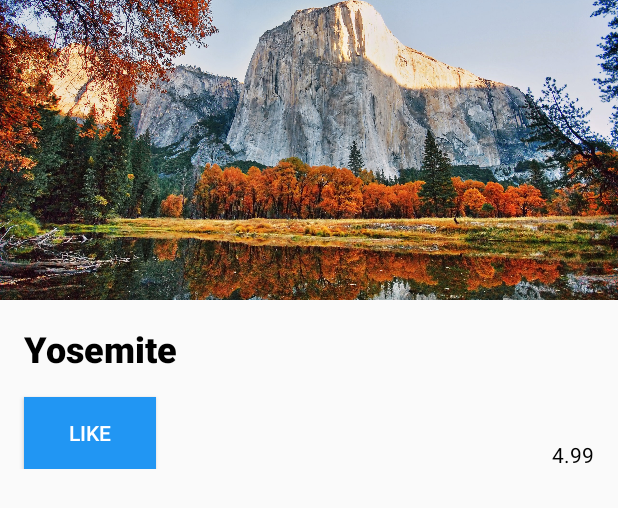
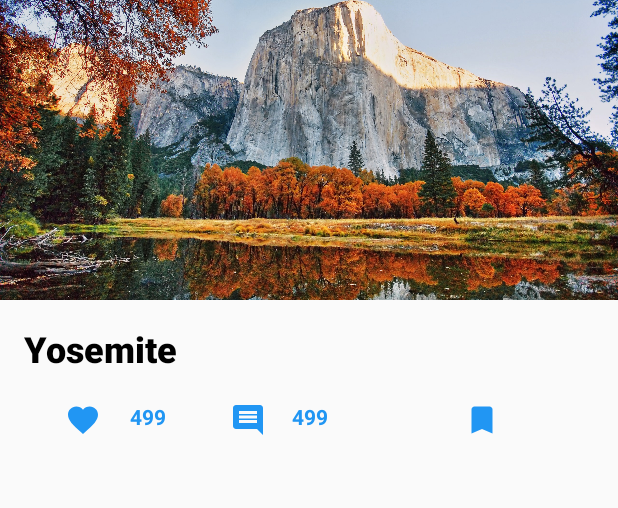
Before and after one commit to LoadLoller/Mobile_Assignment2, an Android app: the layout a_single_stamp_row.xml on its own in the app's theme, with its tools: preview values and no code run, on a phone screen of 412 x 824 dp. Shown: the top 508 px of the screen. Run offline under Robolectric (Android 15) with nearby library versions, the light colour scheme and no system bars.

Commit message:
changed single stamp row

```diff
--- a/app/src/main/java/com/example/mobile_w01_07_5/ui/Adapters/StampsAdapter.kt
+++ b/app/src/main/java/com/example/mobile_w01_07_5/ui/Adapters/StampsAdapter.kt
@@ -32,10 +32,10 @@ class StampsAdapter(private val stampItem: List<StampItem>) :
         fun bind(stampItem: StampItem) {
             itemView.stampItemTitle.text = stampItem.name
 //            itemView.foodPrice.text = foodItem.price.toString()
-            itemView.stampRate.text = "Rate: ${stampItem.rate}"
-            if (stampItem.isHighlyRated) {
-                itemView.highlyRatedIcon.visibility = View.VISIBLE
-            }
+//            itemView.stampRate.text = "Rate: ${stampItem.rate}"
+//            if (stampItem.isHighlyRated) {
+//                itemView.highlyRatedIcon.visibility = View.VISIBLE
+//            }
 
             view.stampPhotoMain.setImageResource(stampItem.photo)
 
--- /dev/null
+++ b/app/src/main/res/drawable/ic_baseline_favorite_24.xml
@@ -0,0 +1,10 @@
+<vector xmlns:android="http://schemas.android.com/apk/res/android"
+    android:width="24dp"
+    android:height="24dp"
+    android:viewportWidth="24"
+    android:viewportHeight="24"
+    android:tint="?attr/colorControlNormal">
+  <path
+      android:fillColor="@android:color/white"
+      android:pathData="M12,21.35l-1.45,-1.32C5.4,15.36 2,12.28 2,8.5 2,5.42 4.42,3 7.5,3c1.74,0 3.41,0.81 4.5,2.09C13.09,3.81 14.76,3 16.5,3 19.58,3 22,5.42 22,8.5c0,3.78 -3.4,6.86 -8.55,11.54L12,21.35z"/>
+</vector>
--- /dev/null
+++ b/app/src/main/res/drawable/ic_baseline_insert_comment_24.xml
@@ -0,0 +1,10 @@
+<vector xmlns:android="http://schemas.android.com/apk/res/android"
+    android:width="24dp"
+    android:height="24dp"
+    android:viewportWidth="24"
+    android:viewportHeight="24"
+    android:tint="?attr/colorControlNormal">
+  <path
+      android:fillColor="@android:color/white"
+      android:pathData="M20,2L4,2c-1.1,0 -2,0.9 -2,2v12c0,1.1 0.9,2 2,2h14l4,4L22,4c0,-1.1 -0.9,-2 -2,-2zM18,14L6,14v-2h12v2zM18,11L6,11L6,9h12v2zM18,8L6,8L6,6h12v2z"/>
+</vector>
--- /dev/null
+++ b/app/src/main/res/drawable/ic_baseline_turned_in_24.xml
@@ -0,0 +1,10 @@
+<vector xmlns:android="http://schemas.android.com/apk/res/android"
+    android:width="24dp"
+    android:height="24dp"
+    android:viewportWidth="24"
+    android:viewportHeight="24"
+    android:tint="?attr/colorControlNormal">
+  <path
+      android:fillColor="@android:color/white"
+      android:pathData="M17,3H7c-1.1,0 -1.99,0.9 -1.99,2L5,21l7,-3 7,3V5c0,-1.1 -0.9,-2 -2,-2z"/>
+</vector>
--- a/app/src/main/res/layout/a_single_stamp_row.xml
+++ b/app/src/main/res/layout/a_single_stamp_row.xml
@@ -4,21 +4,8 @@
     xmlns:tools="http://schemas.android.com/tools"
     android:layout_width="match_parent"
     android:layout_height="wrap_content"
-    android:paddingBottom="24dp">
-
-    <Button
-        android:id="@+id/likeButton"
-        android:layout_width="wrap_content"
-        android:layout_height="wrap_content"
-        android:layout_marginStart="16dp"
-        android:layout_marginTop="16dp"
-        android:background="#2196F3"
-        android:paddingLeft="16dp"
-        android:paddingRight="16dp"
-        android:text="Like"
-        android:textColor="#FFFFFF"
-        app:layout_constraintStart_toStartOf="parent"
-        app:layout_constraintTop_toBottomOf="@+id/stampItemTitle" />
+    android:paddingBottom="24dp"
+    tools:layout_editor_absoluteY="81dp">
 
     <ImageView
         android:id="@+id/stampPhotoMain"
@@ -44,25 +31,72 @@
         app:layout_constraintStart_toStartOf="parent"
         app:layout_constraintTop_toBottomOf="@+id/stampPhotoMain" />
 
-    <TextView
-        android:id="@+id/stampRate"
+
+    <ImageView
+        android:id="@+id/likeStampButton"
         android:layout_width="wrap_content"
         android:layout_height="wrap_content"
-        android:layout_marginEnd="16dp"
-        android:textColor="#000000"
-        app:layout_constraintBottom_toBottomOf="@+id/likeButton"
+        android:layout_marginTop="268dp"
         app:layout_constraintEnd_toEndOf="parent"
-        tools:text="4.99" />
+        app:layout_constraintHorizontal_bias="0.111"
+        app:layout_constraintStart_toStartOf="parent"
+        app:layout_constraintTop_toTopOf="parent"
+        app:srcCompat="@drawable/ic_baseline_favorite_24"
+        app:tint="#2196F3"
+        tools:ignore="VectorDrawableCompat" />
+
+    <TextView
+        android:id="@+id/likeCount"
+        android:layout_width="25dp"
+        android:layout_height="22dp"
+        android:layout_marginEnd="300dp"
+        android:layout_marginBottom="4dp"
+        android:text="499"
+        android:textColor="#2196F3"
+        android:textStyle="bold"
+        app:layout_constraintBottom_toBottomOf="@+id/likeStampButton"
+        app:layout_constraintEnd_toEndOf="parent"
+        app:layout_constraintTop_toTopOf="@+id/likeStampButton"
+        app:layout_constraintVertical_bias="0.0" />
 
     <ImageView
-        android:id="@+id/highlyRatedIcon"
+        android:id="@+id/commentButton"
         android:layout_width="wrap_content"
         android:layout_height="wrap_content"
-        android:layout_marginStart="24dp"
-        android:visibility="invisible"
-        app:layout_constraintBottom_toBottomOf="@+id/likeButton"
-        app:layout_constraintStart_toEndOf="@+id/likeButton"
-        app:srcCompat="@drawable/highly_rated"
-        tools:ignore="VectorDrawableCompat"
-        app:tint="#2196F3" />
+        android:layout_marginTop="268dp"
+        app:layout_constraintEnd_toEndOf="parent"
+        app:layout_constraintHorizontal_bias="0.395"
+        app:layout_constraintStart_toStartOf="parent"
+        app:layout_constraintTop_toTopOf="parent"
+        app:srcCompat="@drawable/ic_baseline_insert_comment_24"
+        app:tint="#2196F3"
+        tools:ignore="VectorDrawableCompat" />
+
+    <TextView
+        android:id="@+id/commentCount"
+        android:layout_width="25dp"
+        android:layout_height="22dp"
+        android:layout_marginEnd="192dp"
+        android:layout_marginBottom="4dp"
+        android:text="499"
+        android:textColor="#2196F3"
+        android:textStyle="bold"
+        app:layout_constraintBottom_toBottomOf="@+id/commentButton"
+        app:layout_constraintEnd_toEndOf="parent"
+        app:layout_constraintTop_toTopOf="@+id/commentButton"
+        app:layout_constraintVertical_bias="0.0" />
+
+    <ImageView
+        android:id="@+id/collection"
+        android:layout_width="wrap_content"
+        android:layout_height="wrap_content"
+        android:layout_marginTop="268dp"
+        app:layout_constraintEnd_toEndOf="parent"
+        app:layout_constraintHorizontal_bias="0.798"
+        app:layout_constraintStart_toStartOf="parent"
+        app:layout_constraintTop_toTopOf="parent"
+        app:srcCompat="@drawable/ic_baseline_turned_in_24"
+        app:tint="#2196F3"
+        tools:ignore="VectorDrawableCompat" />
+
 </androidx.constraintlayout.widget.ConstraintLayout>
```
